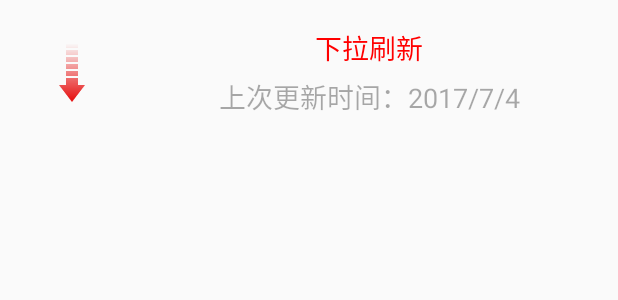
After one commit to AttackXiaoJinJin/Follow_Me_News, an Android app: the layout refresh_header.xml on its own in the app's theme, with its tools: preview values and no code run, on a phone screen of 412 x 824 dp. The commit adds this screen. Shown: the top 300 px of the screen. Run offline under Robolectric (Android 15) with nearby library versions, the phone set to English and light mode, and no system bars.

Commit message:
刷新效果的实现

```diff
--- a/app/src/main/java/com/project/chenjin/follow_me_news/menudetailpager/tabdetailpager/TabDetailPager.java
+++ b/app/src/main/java/com/project/chenjin/follow_me_news/menudetailpager/tabdetailpager/TabDetailPager.java
@@ -9,7 +9,6 @@ import android.view.ViewGroup;
 import android.widget.BaseAdapter;
 import android.widget.ImageView;
 import android.widget.LinearLayout;
-import android.widget.ListView;
 import android.widget.TextView;
 
 import com.bumptech.glide.Glide;
@@ -22,6 +21,7 @@ import com.project.chenjin.follow_me_news.domain.TabDetailPagerBean;
 import com.project.chenjin.follow_me_news.until.CacheUntil;
 import com.project.chenjin.follow_me_news.until.Constant;
 import com.project.chenjin.follow_me_news.userdefined.HorizontalScrollViewPager;
+import com.project.chenjin.follow_me_news.userdefined.RefreshListview;
 
 import org.xutils.common.Callback;
 import org.xutils.common.util.DensityUtil;
@@ -54,7 +54,7 @@ public class TabDetailPager extends MenuDetailBasePager{
     private HorizontalScrollViewPager tabdetail_viewpager;
     private TextView tabdetail_tv_title;
     private LinearLayout point_group_tabdetail;
-    private ListView list_item_tabdetail;
+    private RefreshListview list_item_tabdetail;
 
 
 
@@ -85,7 +85,7 @@ public class TabDetailPager extends MenuDetailBasePager{
             textView.setTextSize(25);
         return textView;*/
         View view = View.inflate(context, R.layout.tabdetail_pager, null);
-        list_item_tabdetail = (ListView)view.findViewById(R.id.list_item_tabdetail);
+        list_item_tabdetail = (RefreshListview) view.findViewById(R.id.list_item_tabdetail);
 
         View topNewsView = View.inflate(context, R.layout.topnews,null);
         //以后顶部和listview要分开，用xUtil会报错,故不用
--- /dev/null
+++ b/app/src/main/res/drawable/custom_progressbar.xml
@@ -0,0 +1,19 @@
+<?xml version="1.0" encoding="utf-8"?>
+<rotate
+    xmlns:android="http://schemas.android.com/apk/res/android"
+    android:fromDegrees="0"
+    android:toDegrees="360"
+    android:pivotX="50%"
+    android:pivotY="50%" >
+
+<shape xmlns:android="http://schemas.android.com/apk/res/android"
+    android:shape="ring"
+    android:innerRadiusRatio="2.5"
+    android:thicknessRatio="15"
+    android:useLevel="false">
+
+    <gradient android:startColor="#ff0000" android:centerColor="#88ff0000" android:endColor="#ffffff"
+        android:type="sweep"/>
+
+</shape>
+</rotate>
--- /dev/null
+++ b/app/src/main/res/layout/refresh_header.xml
@@ -0,0 +1,68 @@
+<?xml version="1.0" encoding="utf-8"?>
+<LinearLayout xmlns:android="http://schemas.android.com/apk/res/android"
+    android:orientation="vertical"
+    android:layout_width="match_parent"
+    android:layout_height="wrap_content">
+
+    <!--下拉刷新控件-->
+    <LinearLayout
+        android:id="@+id/push_down_refresh"
+        android:padding="8dp"
+        android:layout_width="match_parent"
+        android:layout_height="wrap_content"
+        android:orientation="horizontal">
+
+        <FrameLayout
+            android:layout_width="80dp"
+            android:layout_height="80dp"
+            android:layout_gravity="center">
+
+            <ImageView
+                android:id="@+id/ic_arrow"
+                android:layout_width="wrap_content"
+                android:layout_height="wrap_content"
+                android:layout_gravity="center"
+                android:src="@drawable/common_listview_headview_red_arrow"/>
+
+            <ProgressBar
+                android:id="@+id/pb_status"
+                android:indeterminateDrawable="@drawable/custom_progressbar"
+                android:layout_width="wrap_content"
+                android:layout_height="wrap_content"
+                android:visibility="gone"
+                android:layout_gravity="center"/>
+
+
+        </FrameLayout>
+
+        <LinearLayout
+            android:orientation="vertical"
+            android:layout_width="match_parent"
+            android:layout_height="wrap_content"
+            android:layout_gravity="center_vertical">
+            <TextView
+                android:gravity="center_horizontal"
+                android:id="@+id/tv_title_refresh"
+                android:layout_width="match_parent"
+                android:layout_height="wrap_content"
+                android:textColor="#ff0000"
+                android:textSize="18sp"
+                android:text="下拉刷新"/>
+
+            <TextView
+                android:id="@+id/tv_time_refresh"
+                android:layout_width="match_parent"
+                android:layout_height="wrap_content"
+                android:textColor="#55000000"
+                android:textSize="18sp"
+                android:text="上次更新时间：2017/7/4"
+                android:gravity="center_horizontal"
+                android:layout_marginTop="5dp"/>
+
+        </LinearLayout>
+
+    </LinearLayout>
+
+    <!--顶部轮播图-->
+
+</LinearLayout>
--- a/app/src/main/res/layout/tabdetail_pager.xml
+++ b/app/src/main/res/layout/tabdetail_pager.xml
@@ -4,13 +4,13 @@
     android:layout_height="match_parent">
 
 
-    <ListView
+    <com.project.chenjin.follow_me_news.userdefined.RefreshListview
         android:id="@+id/list_item_tabdetail"
         android:layout_width="match_parent"
         android:layout_height="match_parent"
         android:cacheColorHint="@android:color/transparent"
         android:divider="@null">
 
-    </ListView>
+    </com.project.chenjin.follow_me_news.userdefined.RefreshListview>
 
 </LinearLayout>
```
Also changed, not shown: app/src/main/java/com/project/chenjin/follow_me_news/userdefined/RefreshListview.java (added, +172 -0 lines), app/src/main/res/drawable-hdpi/common_listview_headview_red_arrow.png (added).
